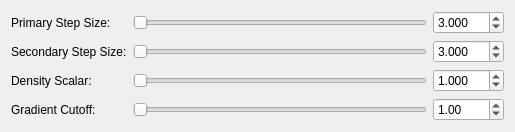
Qt form Source/VoxRender/Interface/samplingwidget.ui (nagyistoce/voxrender) before a commit.
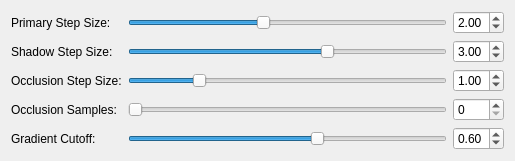
The same form after that commit.

Commit message: - Implemented RenderParams class for specifying ray step sizes, etc... - Fixed forceSbToSl and forceSlToSb bug in VoxRender/Interface/utilities.h - Fixed bug in CBuffer.h - Added sphere and hemisphere sample functions to CRandomGenerator class - Developed layout for Bitmap management/import/export class - Continued work on volume scatter renderer

What changed in the file:
```diff
--- a/Source/VoxRender/Interface/samplingwidget.ui
+++ b/Source/VoxRender/Interface/samplingwidget.ui
@@ -7,7 +7,7 @@
     <x>0</x>
     <y>0</y>
     <width>515</width>
-    <height>124</height>
+    <height>154</height>
    </rect>
   </property>
   <property name="sizePolicy">
@@ -22,8 +22,96 @@
   <layout class="QVBoxLayout" name="verticalLayout">
    <item>
     <layout class="QGridLayout" name="gridLayout">
+     <item row="1" column="1">
+      <widget class="QSlider" name="horizontalSlider_shadowStep">
+       <property name="maximum">
+        <number>19</number>
+       </property>
+       <property name="value">
+        <number>12</number>
+       </property>
+       <property name="orientation">
+        <enum>Qt::Horizontal</enum>
+       </property>
+      </widget>
+     </item>
+     <item row="4" column="1">
+      <widget class="QSlider" name="horizontalSlider_gradient">
+       <property name="maximum">
+        <number>100</number>
+       </property>
+       <property name="value">
+        <number>60</number>
+       </property>
+       <property name="orientation">
+        <enum>Qt::Horizontal</enum>
+       </property>
+      </widget>
+     </item>
+     <item row="2" column="1">
+      <widget class="QSlider" name="horizontalSlider_occludeStep">
+       <property name="sizePolicy">
+        <sizepolicy hsizetype="Expanding" vsizetype="Fixed">
+         <horstretch>0</horstretch>
+         <verstretch>0</verstretch>
+        </sizepolicy>
+       </property>
+       <property name="minimumSize">
+        <size>
+         <width>0</width>
+         <height>0</height>
+        </size>
+       </property>
+       <property name="maximum">
+        <number>19</number>
+       </property>
+       <property name="sliderPosition">
+        <number>4</number>
+       </property>
+       <property name="orientation">
+        <enum>Qt::Horizontal</enum>
+       </property>
+      </widget>
+     </item>
+     <item row="0" column="2">
+      <widget class="QDoubleSpinBox" name="doubleSpinBox_primaryStep">
+       <property name="sizePolicy">
+        <sizepolicy hsizetype="Minimum" vsizetype="Fixed">
+         <horstretch>0</horstretch>
+         <verstretch>0</verstretch>
+        </sizepolicy>
+       </property>
+       <property name="minimumSize">
+        <size>
+         <width>45</width>
+         <height>0</height>
+        </size>
+       </property>
+       <property name="decimals">
+        <number>2</number>
+       </property>
+       <property name="minimum">
+        <double>0.250000000000000</double>
+       </property>
+       <property name="maximum">
+        <double>5.000000000000000</double>
+       </property>
+       <property name="singleStep">
+        <double>0.250000000000000</double>
+       </property>
+       <property name="value">
+        <double>2.000000000000000</double>
+       </property>
+      </widget>
+     </item>
      <item row="0" column="1">
-      <widget class="QSlider" name="horizontalSlider_step1">
+      <widget class="QSlider" name="horizontalSlider_primaryStep">
+       <property name="maximum">
+        <number>19</number>
+       </property>
+       <property name="sliderPosition">
+        <number>8</number>
+       </property>
        <property name="orientation">
         <enum>Qt::Horizontal</enum>
        </property>
@@ -36,118 +124,105 @@
        </property>
       </widget>
      </item>
-     <item row="0" column="2">
-      <widget class="QDoubleSpinBox" name="doubleSpinBox_step1">
-       <property name="decimals">
-        <number>3</number>
-       </property>
-       <property name="minimum">
-        <double>1.000000000000000</double>
-       </property>
-       <property name="maximum">
-        <double>100.000000000000000</double>
-       </property>
-       <property name="value">
-        <double>3.000000000000000</double>
-       </property>
-      </widget>
-     </item>
-     <item row="1" column="1">
-      <widget class="QSlider" name="horizontalSlider_step2">
-       <property name="orientation">
-        <enum>Qt::Horizontal</enum>
-       </property>
-      </widget>
-     </item>
-     <item row="1" column="0">
-      <widget class="QLabel" name="label_step2">
-       <property name="text">
-        <string>Secondary Step Size:</string>
-       </property>
-      </widget>
-     </item>
      <item row="1" column="2">
       <widget class="QDoubleSpinBox" name="doubleSpinBox_step2">
        <property name="decimals">
-        <number>3</number>
+        <number>2</number>
        </property>
        <property name="minimum">
-        <double>1.000000000000000</double>
+        <double>0.250000000000000</double>
        </property>
        <property name="maximum">
-        <double>100.000000000000000</double>
+        <double>5.000000000000000</double>
+       </property>
+       <property name="singleStep">
+        <double>0.250000000000000</double>
        </property>
        <property name="value">
         <double>3.000000000000000</double>
        </property>
       </widget>
      </item>
-     <item row="2" column="1">
-      <widget class="QSlider" name="horizontalSlider_density">
-       <property name="sizePolicy">
-        <sizepolicy hsizetype="Expanding" vsizetype="Fixed">
-         <horstretch>0</horstretch>
-         <verstretch>0</verstretch>
-        </sizepolicy>
-       </property>
-       <property name="minimumSize">
-        <size>
-         <width>0</width>
-         <height>0</height>
-        </size>
-       </property>
-       <property name="orientation">
-        <enum>Qt::Horizontal</enum>
-       </property>
-      </widget>
-     </item>
      <item row="2" column="0">
       <widget class="QLabel" name="label_density">
        <property name="text">
-        <string>Density Scalar:</string>
+        <string>Occlusion Step Size:</string>
        </property>
       </widget>
      </item>
      <item row="2" column="2">
       <widget class="QDoubleSpinBox" name="doubleSpinBox_density">
        <property name="decimals">
-        <number>3</number>
+        <number>2</number>
        </property>
        <property name="minimum">
-        <double>0.001000000000000</double>
+        <double>0.250000000000000</double>
        </property>
        <property name="maximum">
-        <double>100.000000000000000</double>
+        <double>5.000000000000000</double>
+       </property>
+       <property name="singleStep">
+        <double>0.250000000000000</double>
        </property>
        <property name="value">
         <double>1.000000000000000</double>
        </property>
       </widget>
      </item>
-     <item row="3" column="1">
-      <widget class="QSlider" name="horizontalSlider_gradient">
-       <property name="orientation">
-        <enum>Qt::Horizontal</enum>
-       </property>
-      </widget>
-     </item>
-     <item row="3" column="0">
-      <widget class="QLabel" name="label_gradient">
+     <item row="1" column="0">
+      <widget class="QLabel" name="label_step2">
        <property name="text">
-        <string>Gradient Cutoff:</string>
+        <string>Shadow Step Size:</string>
        </property>
       </widget>
      </item>
-     <item row="3" column="2">
+     <item row="4" column="2">
       <widget class="QDoubleSpinBox" name="doubleSpinBox_gradient">
        <property name="buttonSymbols">
         <enum>QAbstractSpinBox::UpDownArrows</enum>
        </property>
        <property name="maximum">
-        <double>100.000000000000000</double>
-       </property>
-       <property name="value">
         <double>1.000000000000000</double>
+       </property>
+       <property name="singleStep">
+        <double>0.100000000000000</double>
+       </property>
+       <property name="value">
+        <double>0.600000000000000</double>
+       </property>
+      </widget>
+     </item>
+     <item row="4" column="0">
+      <widget class="QLabel" name="label_gradient">
+       <property name="text">
+        <string>Gradient Cutoff:</string>
+       </property>
+      </widget>
+     </item>
+     <item row="3" column="1">
+      <widget class="QSlider" name="horizontalSlider_occludeSamples">
+       <property name="maximum">
+        <number>10</number>
+       </property>
+       <property name="pageStep">
+        <number>1</number>
+       </property>
+       <property name="orientation">
+        <enum>Qt::Horizontal</enum>
+       </property>
+      </widget>
+     </item>
+     <item row="3" column="0">
+      <widget class="QLabel" name="label">
+       <property name="text">
+        <string>Occlusion Samples:</string>
+       </property>
+      </widget>
+     </item>
+     <item row="3" column="2">
+      <widget class="QSpinBox" name="spinBox_occludeSamples">
+       <property name="maximum">
+        <number>10</number>
        </property>
       </widget>
      </item>
```
Left out of the diff: 39 changed lines with no effect on the pictures. The commit also changes 29 other files.
